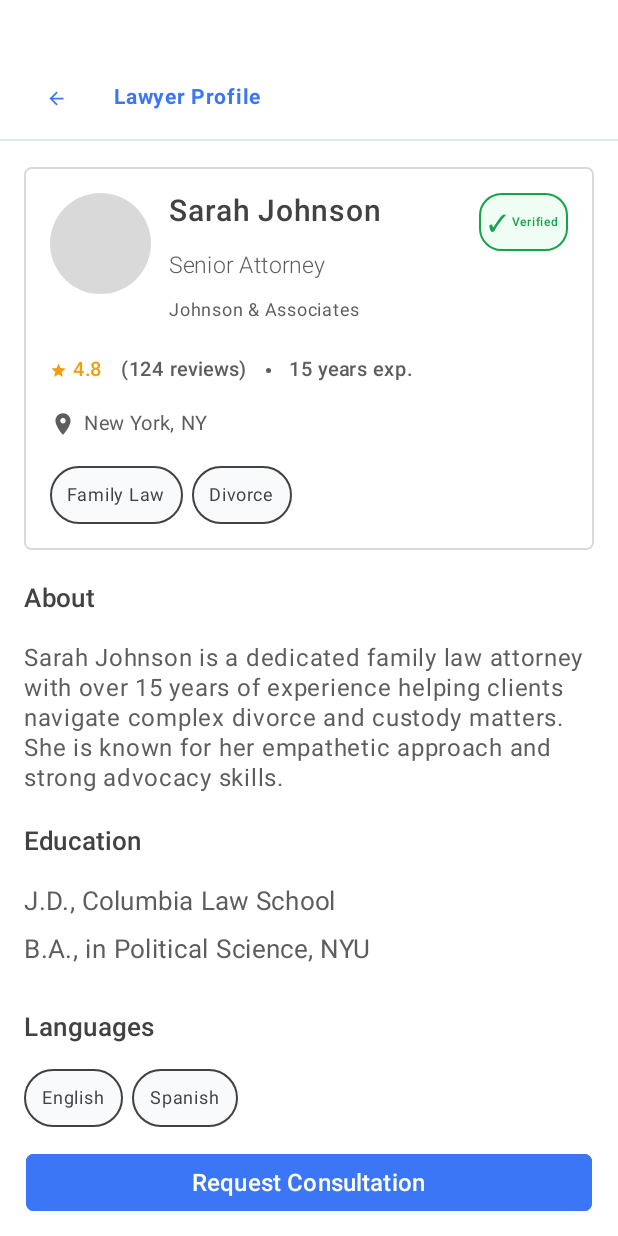
After one commit to piolonrqz/Capstone-ALLY, an Android app built with Jetpack Compose: the LawyerProfileScreen screen opened through its navigation route, on a phone screen of 412 x 824 dp. The commit adds this screen. Run offline under Robolectric (Android 15) with nearby library versions, the phone set to English and light mode, and no system bars.

Commit message:
added Lawyer Profile Screen

```diff
--- a/ally-mobile/app/src/main/java/com/example/ally/MainActivity.kt
+++ b/ally-mobile/app/src/main/java/com/example/ally/MainActivity.kt
@@ -24,6 +24,7 @@ import com.example.ally.ui.screens.ChatScreen
 import com.example.ally.ui.screens.ResourcesScreen
 import com.example.ally.ui.screens.LibrarySearchScreen
 import com.example.ally.ui.screens.LawyersScreen
+import com.example.ally.ui.screens.LawyerProfileScreen
 import com.example.ally.ui.components.AllyBottomNav
 
 class MainActivity : ComponentActivity() {
@@ -63,6 +64,9 @@ class MainActivity : ComponentActivity() {
                         composable(ScreenRoutes.LAWYERS) {
                             LawyersScreen(navController = navController)
                         }
+                        composable(ScreenRoutes.LAWYER_PROFILE) {
+                            LawyerProfileScreen(navController = navController)
+                        }
                         // Add other composables for other screens here
                         // composable(ScreenRoutes.ACCOUNT) { AccountScreen(navController) }
                     }
--- a/ally-mobile/app/src/main/java/com/example/ally/navigation/ScreenRoutes.kt
+++ b/ally-mobile/app/src/main/java/com/example/ally/navigation/ScreenRoutes.kt
@@ -5,6 +5,7 @@ object ScreenRoutes {
     const val CHAT = "chat"
     const val RESOURCES = "resources"
     const val LAWYERS = "lawyers"
+    const val LAWYER_PROFILE = "lawyer_profile"
     const val ACCOUNT = "account"
     const val LIBRARY_SEARCH = "library_search"
     // Add other routes here as needed
--- /dev/null
+++ b/ally-mobile/app/src/main/java/com/example/ally/ui/screens/LawyerProfileScreen.kt
@@ -0,0 +1,535 @@
+package com.example.ally.ui.screens
+
+import androidx.compose.foundation.BorderStroke
+import androidx.compose.foundation.background
+import androidx.compose.foundation.border
+import androidx.compose.foundation.layout.*
+import androidx.compose.foundation.rememberScrollState
+import androidx.compose.foundation.shape.CircleShape
+import androidx.compose.foundation.shape.RoundedCornerShape
+import androidx.compose.foundation.verticalScroll
+import androidx.compose.material.icons.Icons
+import androidx.compose.material.icons.automirrored.filled.ArrowBack
+import androidx.compose.material.icons.filled.Check
+import androidx.compose.material.icons.filled.Email
+import androidx.compose.material.icons.filled.LocationOn
+import androidx.compose.material.icons.filled.Phone
+import androidx.compose.material.icons.filled.Star
+import androidx.compose.material3.*
+import androidx.compose.runtime.Composable
+import androidx.compose.ui.Alignment
+import androidx.compose.ui.Modifier
+import androidx.compose.ui.draw.clip
+import androidx.compose.ui.graphics.Color
+import androidx.compose.ui.res.painterResource
+import androidx.compose.ui.text.font.FontWeight
+import androidx.compose.ui.unit.dp
+import androidx.compose.ui.unit.sp
+import androidx.navigation.NavController
+import com.example.ally.R
+
+@Composable
+fun LawyerProfileScreen(navController: NavController) {
+    // Sample lawyer data - in real app this would be passed as parameter or fetched from API
+    val lawyer = SampleLawyerData()
+
+    Column(
+        modifier = Modifier
+            .fillMaxSize()
+            .background(Color.White)
+    ) {
+        // Header with back button and title
+        Box(
+            modifier = Modifier
+                .fillMaxWidth()
+                .height(95.dp)
+                .background(Color.White)
+                .padding(bottom = 1.dp)
+        ) {
+            // Bottom border
+            Box(
+                modifier = Modifier
+                    .fillMaxWidth()
+                    .height(1.dp)
+                    .background(Color(0xFFE2E8F0))
+                    .align(Alignment.BottomCenter)
+            )
+
+            Row(
+                modifier = Modifier
+                    .fillMaxWidth()
+                    .padding(horizontal = 28.dp)
+                    .align(Alignment.BottomCenter)
+                    .padding(bottom = 17.dp),
+                verticalAlignment = Alignment.CenterVertically
+            ) {
+                IconButton(
+                    onClick = { navController.popBackStack() },
+                    modifier = Modifier.size(18.dp)
+                ) {
+                    Icon(
+                        imageVector = Icons.AutoMirrored.Filled.ArrowBack,
+                        contentDescription = "Back",
+                        tint = Color(0xFF3B76F6),
+                        modifier = Modifier.size(14.dp)
+                    )
+                }
+
+                Spacer(modifier = Modifier.width(30.dp))
+
+                Text(
+                    text = "Lawyer Profile",
+                    fontSize = 14.sp,
+                    fontWeight = FontWeight.Bold,
+                    color = Color(0xFF3B76F6)
+                )
+            }
+        }        // Scrollable content
+        Column(
+            modifier = Modifier
+                .weight(1f)
+                .verticalScroll(rememberScrollState())
+                .padding(start = 16.dp, end = 16.dp, top = 16.dp, bottom = 8.dp)
+        ) {
+            // Main Profile Card
+            Card(
+                modifier = Modifier.fillMaxWidth(),
+                shape = RoundedCornerShape(5.dp),
+                colors = CardDefaults.cardColors(containerColor = Color.White),
+                border = BorderStroke(1.dp, Color(0xFFD9D9D9)),
+                elevation = CardDefaults.cardElevation(defaultElevation = 0.dp)
+            ) {
+                Column(
+                    modifier = Modifier.padding(17.dp)
+                ) {
+                    // Profile Header Section
+                    Row(
+                        modifier = Modifier.fillMaxWidth(),
+                        horizontalArrangement = Arrangement.SpaceBetween,
+                        verticalAlignment = Alignment.Top
+                    ) {
+                        // Left side - Avatar and basic info
+                        Row {
+                            // Profile Picture (placeholder circle)
+                            Box(
+                                modifier = Modifier
+                                    .size(67.dp)
+                                    .background(Color(0xFFD9D9D9), CircleShape)
+                            )
+
+                            Spacer(modifier = Modifier.width(12.dp))
+
+                            Column {
+                                Text(
+                                    text = lawyer.name,
+                                    fontSize = 20.sp,
+                                    fontWeight = FontWeight.Medium,
+                                    color = Color(0xFF424242)
+                                )
+
+                                Spacer(modifier = Modifier.height(12.dp))
+
+                                Text(
+                                    text = lawyer.title,
+                                    fontSize = 15.sp,
+                                    fontWeight = FontWeight.Light,
+                                    color = Color(0xFF5D5D5D)
+                                )
+
+                                Spacer(modifier = Modifier.height(6.dp))
+
+                                Text(
+                                    text = lawyer.firm,
+                                    fontSize = 12.sp,
+                                    fontWeight = FontWeight.Normal,
+                                    color = Color(0xFF5D5D5D)
+                                )
+                            }
+                        }
+
+                        // Verification Badge
+                        if (lawyer.isVerified) {
+                            Box(
+                                modifier = Modifier
+                                    .background(
+                                        Color(0xFFF0FDF4),
+                                        RoundedCornerShape(15.dp)
+                                    )
+                                    .border(
+                                        1.dp,
+                                        Color(0xFF16A34A),
+                                        RoundedCornerShape(15.dp)
+                                    )
+                                    .padding(horizontal = 6.dp, vertical = 7.dp)
+                            ) {
+                                Row(
+                                    verticalAlignment = Alignment.CenterVertically
+                                ) {
+                                    Text(
+                                        text = "✓",
+                                        fontSize = 15.sp,
+                                        fontWeight = FontWeight.Medium,
+                                        color = Color(0xFF16A34A)
+                                    )
+                                    Spacer(modifier = Modifier.width(3.dp))
+                                    Text(
+                                        text = "Verified",
+                                        fontSize = 8.sp,
+                                        fontWeight = FontWeight.Medium,
+                                        color = Color(0xFF16A34A)
+                                    )
+                                }
+                            }
+                        }
+                    }
+
+                    Spacer(modifier = Modifier.height(16.dp))
+
+                    // Rating and Experience Row
+                    Row(
+                        verticalAlignment = Alignment.CenterVertically
+                    ) {
+                        Row(
+                            verticalAlignment = Alignment.CenterVertically
+                        ) {
+                            Icon(
+                                imageVector = Icons.Default.Star,
+                                contentDescription = "Rating",
+                                modifier = Modifier.size(11.dp),
+                                tint = Color(0xFFF59E0B)
+                            )
+                            Spacer(modifier = Modifier.width(4.dp))
+                            Text(
+                                text = lawyer.rating.toString(),
+                                fontSize = 13.sp,
+                                fontWeight = FontWeight.Medium,
+                                color = Color(0xFFF59E0B)
+                            )
+                        }
+
+                        Spacer(modifier = Modifier.width(12.dp))
+
+                        Text(
+                            text = "(${lawyer.reviewCount} reviews)",
+                            fontSize = 13.sp,
+                            fontWeight = FontWeight.Medium,
+                            color = Color(0xFF5D5D5D)
+                        )
+
+                        Spacer(modifier = Modifier.width(12.dp))
+
+                        Box(
+                            modifier = Modifier
+                                .size(3.dp)
+                                .background(Color(0xFF5D5D5D), CircleShape)
+                        )
+
+                        Spacer(modifier = Modifier.width(12.dp))
+
+                        Text(
+                            text = "${lawyer.yearsExperience} years exp.",
+                            fontSize = 13.sp,
+                            fontWeight = FontWeight.Medium,
+                            color = Color(0xFF5D5D5D)
+                        )
+                    }
+
+                    Spacer(modifier = Modifier.height(12.dp))
+
+                    // Location
+                    Row(
+                        verticalAlignment = Alignment.CenterVertically
+                    ) {
+                        Icon(
+                            imageVector = Icons.Default.LocationOn,
+                            contentDescription = "Location",
+                            modifier = Modifier.size(17.dp),
+                            tint = Color(0xFF5D5D5D)
+                        )
+                        Spacer(modifier = Modifier.width(5.dp))
+                        Text(
+                            text = lawyer.location,
+                            fontSize = 13.sp,
+                            color = Color(0xFF5D5D5D)
+                        )
+                    }
+
+                    Spacer(modifier = Modifier.height(16.dp))
+
+                    // Specialties
+                    Row(
+                        modifier = Modifier.fillMaxWidth(),
+                        horizontalArrangement = Arrangement.spacedBy(6.dp)
+                    ) {
+                        lawyer.specialties.forEach { specialty ->
+                            Box(
+                                modifier = Modifier
+                                    .background(
+                                        Color(0xFFF8FAFC),
+                                        RoundedCornerShape(100.dp)
+                                    )
+                                    .border(
+                                        1.dp,
+                                        Color(0xFF424242),
+                                        RoundedCornerShape(100.dp)
+                                    )
+                                    .padding(horizontal = 11.dp, vertical = 7.dp)
+                            ) {
+                                Text(
+                                    text = specialty,
+                                    fontSize = 12.sp,
+                                    color = Color(0xFF424242)
+                                )
+                            }
+                        }
+                    }
+                }
+            }
+
+            Spacer(modifier = Modifier.height(20.dp))
+
+            // About Section
+            Text(
+                text = "About",
+                fontSize = 17.sp,
+                fontWeight = FontWeight.SemiBold,
+                color = Color(0xFF424242)
+            )
+
+            Spacer(modifier = Modifier.height(18.dp))
+
+            Text(
+                text = lawyer.about,
+                fontSize = 16.sp,
+                fontWeight = FontWeight.Normal,
+                color = Color(0xFF5D5D5D),
+                lineHeight = 19.36.sp
+            )
+
+            Spacer(modifier = Modifier.height(20.dp))
+
+            // Education Section
+            Text(
+                text = "Education",
+                fontSize = 17.sp,
+                fontWeight = FontWeight.SemiBold,
+                color = Color(0xFF424242)
+            )
+
+            Spacer(modifier = Modifier.height(16.dp))
+
+            lawyer.education.forEach { edu ->
+                Text(
+                    text = edu,
+                    fontSize = 17.sp,
+                    fontWeight = FontWeight.Normal,
+                    color = Color(0xFF5D5D5D)
+                )
+                Spacer(modifier = Modifier.height(8.dp))
+            }
+
+            Spacer(modifier = Modifier.height(20.dp))
+
+            // Languages Section
+            Text(
+                text = "Languages",
+                fontSize = 17.sp,
+                fontWeight = FontWeight.SemiBold,
+                color = Color(0xFF424242)
+            )
+
+            Spacer(modifier = Modifier.height(16.dp))
+
+            Row(
+                horizontalArrangement = Arrangement.spacedBy(6.dp)
+            ) {
+                lawyer.languages.forEach { language ->
+                    Box(
+                        modifier = Modifier
+                            .background(
+                                Color(0xFFF8FAFC),
+                                RoundedCornerShape(100.dp)
+                            )
+                            .border(
+                                1.dp,
+                                Color(0xFF424242),
+                                RoundedCornerShape(100.dp)
+                            )
+                            .padding(horizontal = 12.dp, vertical = 7.dp)
+                    ) {
+                        Text(
+                            text = language,
+                            fontSize = 12.sp,
+                            color = Color(0xFF424242)
+                        )
+                    }
+                }
+            }
+
+            Spacer(modifier = Modifier.height(20.dp))
+
+            // Consultation Fee Section
+            Text(
+                text = "Consultation Fee",
+                fontSize = 17.sp,
+                fontWeight = FontWeight.SemiBold,
+                color = Color(0xFF424242)
+            )
+
+            Spacer(modifier = Modifier.height(12.dp))
+
+            Text(
+                text = lawyer.consultationFee,
+                fontSize = 17.sp,
+                fontWeight = FontWeight.Normal,
+                color = Color(0xFF424242)
+            )
+
+            Spacer(modifier = Modifier.height(20.dp))
+
+            // Contact Information Section
+            Text(
+                text = "Contact Information",
+                fontSize = 17.sp,
+                fontWeight = FontWeight.SemiBold,
+                color = Color(0xFF424242)
+            )
+
+            Spacer(modifier = Modifier.height(12.dp))
+
+            // Email
+            Row(
+                verticalAlignment = Alignment.CenterVertically
+            ) {
+                Icon(
+                    imageVector = Icons.Default.Email,
+                    contentDescription = "Email",
+                    modifier = Modifier.size(17.dp),
+                    tint = Color(0xFF424242)
+                )
+                Spacer(modifier = Modifier.width(12.dp))
+                Text(
+                    text = lawyer.email,
+                    fontSize = 14.sp,
+                    fontWeight = FontWeight.Normal,
+                    color = Color(0xFF424242)
+                )
+            }
+
+            Spacer(modifier = Modifier.height(17.dp))
+
+            // Phone
+            Row(
+                verticalAlignment = Alignment.CenterVertically
+            ) {
+                Icon(
+                    imageVector = Icons.Default.Phone,
+                    contentDescription = "Phone",
+                    modifier = Modifier.size(17.dp),
+                    tint = Color(0xFF424242)
+                )
+                Spacer(modifier = Modifier.width(12.dp))
+                Text(
+                    text = lawyer.phone,
+                    fontSize = 14.sp,
+                    fontWeight = FontWeight.Normal,
+                    color = Color(0xFF424242)
+                )
+            }
+
+            Spacer(modifier = Modifier.height(17.dp))
+
+            // Website
+            Row(
+                verticalAlignment = Alignment.CenterVertically
+            ) {
+                Icon(
+                    painter = painterResource(id = R.drawable.ic_arrow_right), // Using existing icon as placeholder
+                    contentDescription = "Website",
+                    modifier = Modifier.size(17.dp),
+                    tint = Color(0xFF424242)
+                )
+                Spacer(modifier = Modifier.width(12.dp))
+                Text(
+                    text = lawyer.website,
+                    fontSize = 12.sp,
+                    fontWeight = FontWeight.Normal,
+                    color = Color(0xFF424242)
+                )
+            }
+
+            Spacer(modifier = Modifier.height(50.dp))
+        }
+
+        // Bottom Button
+        Box(
+            modifier = Modifier
+                .fillMaxWidth()
+                .padding(17.dp)
+        ) {
+            Button(
+                onClick = { /* TODO: Implement consultation request */ },
+                modifier = Modifier
+                    .fillMaxWidth()
+                    .height(38.dp),
+                shape = RoundedCornerShape(5.dp),
+                colors = ButtonDefaults.buttonColors(
+                    containerColor = Color(0xFF3B76F6)
+                ),
+                border = BorderStroke(1.dp, Color(0xFF3B76F6))
+            ) {
+                Text(
+                    text = "Request Consultation",
+                    fontSize = 16.sp,
+                    fontWeight = FontWeight.SemiBold,
+                    color = Color(0xFFFFFFEE)
+                )
+            }
+        }
+    }
+}
+
+// Sample data class and function for demonstration
+data class LawyerProfileData(
+    val name: String,
+    val title: String,
+    val firm: String,
+    val rating: Double,
+    val reviewCount: Int,
+    val yearsExperience: Int,
+    val location: String,
+    val specialties: List<String>,
+    val isVerified: Boolean,
+    val about: String,
+    val education: List<String>,
+    val languages: List<String>,
+    val consultationFee: String,
+    val email: String,
+    val phone: String,
+    val website: String
+)
+
+@Composable
+private fun SampleLawyerData(): LawyerProfileData {
+    return LawyerProfileData(
+        name = "Sarah Johnson",
+        title = "Senior Attorney",
+        firm = "Johnson & Associates",
+        rating = 4.8,
+        reviewCount = 124,
+        yearsExperience = 15,
+        location = "New York, NY",
+        specialties = listOf("Family Law", "Divorce"),
+        isVerified = true,
+        about = "Sarah Johnson is a dedicated family law attorney with over 15 years of experience helping clients navigate complex divorce and custody matters. She is known for her empathetic approach and strong advocacy skills.",
+        education = listOf(
+            "J.D., Columbia Law School",
+            "B.A., in Political Science, NYU"
+        ),
+        languages = listOf("English", "Spanish"),
+        consultationFee = "Initial consultation: ₱1,500",
+        email = "sarah@johnsonlaw.example.com",
+        phone = "(+63) 9953 342 3532",
+        website = "www.johnsonlaw.example.com"
+    )
+}
--- a/ally-mobile/app/src/main/java/com/example/ally/ui/screens/LawyersScreen.kt
+++ b/ally-mobile/app/src/main/java/com/example/ally/ui/screens/LawyersScreen.kt
@@ -26,6 +26,7 @@ import androidx.compose.ui.unit.dp
 import androidx.compose.ui.unit.sp
 import androidx.navigation.NavController
 import com.example.ally.R
+import com.example.ally.navigation.ScreenRoutes
 
 data class Lawyer(
     val name: String,
@@ -227,14 +228,14 @@ fun LawyersScreen(navController: NavController) {
             contentPadding = PaddingValues(vertical = 8.dp)
         ) {
             items(lawyers) { lawyer ->
-                LawyerCard(lawyer = lawyer)
+                LawyerCard(lawyer = lawyer, navController = navController)
             }
         }
     }
 }
 
 @Composable
-fun LawyerCard(lawyer: Lawyer) {
+fun LawyerCard(lawyer: Lawyer, navController: NavController) {
     Card(
         modifier = Modifier
             .fillMaxWidth()
@@ -397,9 +398,8 @@ fun LawyerCard(lawyer: Lawyer) {
                         color = Color(0xFF424242)
                     )
                 }
-
-                Button(
-                    onClick = { /* Navigate to profile */ },
+                  Button(
+                    onClick = { navController.navigate(ScreenRoutes.LAWYER_PROFILE) },
                     modifier = Modifier
                         .height(34.dp),
                     shape = RoundedCornerShape(5.dp),
```
